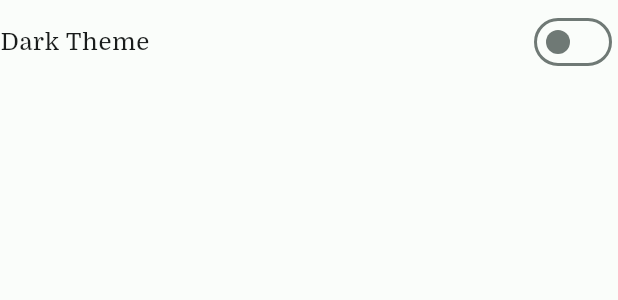
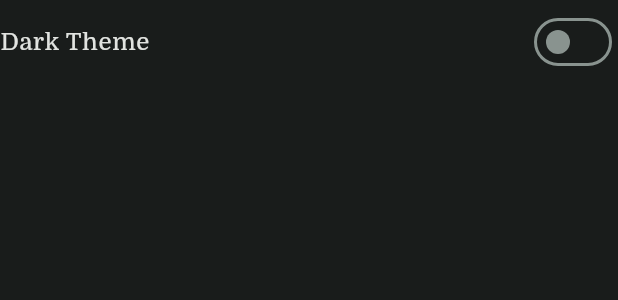
Before and after one commit to ArtevoApp/artevo, a Flutter app: the ThemeModeToggleWidget widget shown alone on an empty page, opened directly, on a phone screen of 412 x 824 dp. Shown: the top 300 px of the screen. Run offline on Flutter 3.47's test engine with Material 3 defaults, Android fonts, the phone set to English and light mode, and no system bars; our stand-ins replace cached_network_image, cloud_firestore, dio, firebase_core, firebase_database, flutter_animate and 9 more; missing offline and left inert: artevo_package, zoom_widget; accounts and stored records are empty; generated files the repository leaves out were written again; network calls fail.

Commit message:
added screenshots

```diff
--- a/lib/common/widgets/theme_toggle_button.dart
+++ b/lib/common/widgets/theme_toggle_button.dart
@@ -4,7 +4,7 @@ import 'package:flutter/material.dart';
 import 'package:flutter_riverpod/flutter_riverpod.dart';
 
 final themeModeProvider = StateProvider<ThemeMode>(
-    (ref) => HiveUserDataService().getTheme() ?? ThemeMode.system);
+    (ref) => HiveUserDataService().getTheme() ?? ThemeMode.dark);
 
 class ThemeModeToggleWidget extends StatelessWidget {
   const ThemeModeToggleWidget({super.key});
@@ -18,7 +18,7 @@ class ThemeModeToggleWidget extends StatelessWidget {
         contentPadding: const EdgeInsets.all(0),
         title: Text(context.loc.darkTheme),
         trailing: Switch.adaptive(
-          value: theme == ThemeMode.dark ? true : false,
+          value: theme == ThemeMode.light ? true : false,
           onChanged: (isDark) async {
             ThemeMode mode = isDark ? ThemeMode.dark : ThemeMode.light;
             ref.read(themeModeProvider.notifier).state = mode;
--- a/lib/features/home/home_screen.dart
+++ b/lib/features/home/home_screen.dart
@@ -3,7 +3,7 @@ import 'package:artevo/common/constants/dimens.dart';
 import 'package:artevo/common/constants/strings.dart';
 import 'package:artevo/features/painting/painting_layout.dart';
 import 'package:artevo/features/poem/poem_layout.dart';
-import 'package:artevo/features/pool/poll_layout.dart';
+import 'package:artevo/features/poll/poll_layout.dart';
 import 'package:artevo/features/song/song_layout.dart';
 import 'package:flutter/material.dart';
 import 'package:flutter_riverpod/flutter_riverpod.dart';
--- a/lib/features/poll/poll_feedback_dialog.dart
+++ b/lib/features/poll/poll_feedback_dialog.dart
@@ -1,5 +1,5 @@
 import 'package:artevo/common/constants/dimens.dart';
-import 'package:artevo/features/pool/poll_controller.dart';
+import 'package:artevo/features/poll/poll_controller.dart';
 import 'package:artevo/localization/app_localizations_context.dart';
 import 'package:artevo/services/firebase/realtime_service.dart';
 import 'package:artevo/services/hive/hive_content_data_service.dart';
--- a/lib/features/poll/poll_layout.dart
+++ b/lib/features/poll/poll_layout.dart
@@ -1,7 +1,7 @@
 import 'package:artevo/common/constants/dimens.dart';
 import 'package:artevo/common/constants/text_styles.dart';
-import 'package:artevo/features/pool/poll_controller.dart';
-import 'package:artevo/features/pool/poll_feedback_dialog.dart';
+import 'package:artevo/features/poll/poll_controller.dart';
+import 'package:artevo/features/poll/poll_feedback_dialog.dart';
 import 'package:artevo/localization/app_localizations_context.dart';
 import 'package:flutter/material.dart';
 import 'package:flutter_rating_bar/flutter_rating_bar.dart';
--- a/lib/services/firebase/realtime_service.dart
+++ b/lib/services/firebase/realtime_service.dart
@@ -76,7 +76,7 @@ class RealtimeService {
             .then((v) => v != null ? v.toMap() : {})
       };
 
-      await _firebase.ref("pool/versions/$date/$uuid").set(data);
+      await _firebase.ref("poll/$date/$uuid").set(data);
     } catch (e) {
       return;
     }
```
Also changed, not shown: 5 other files.
